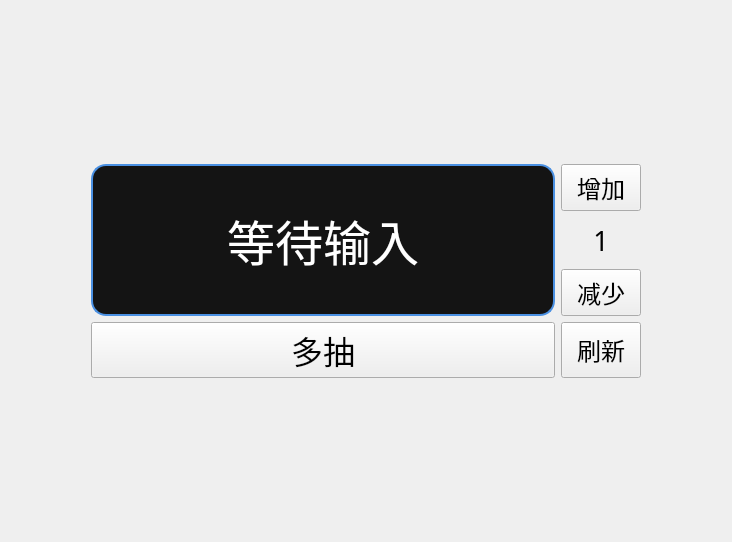
Old version of the form ui/WidgetLift.ui in the repository HQZ-OhNone/randname.
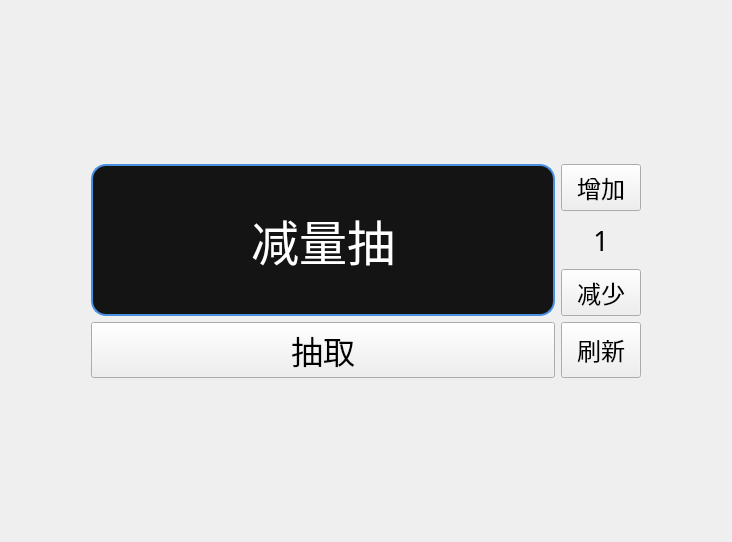
New version of the form.

Diff of the .ui file:
```diff
--- a/ui/WidgetLift.ui
+++ b/ui/WidgetLift.ui
@@ -133,7 +133,7 @@
 </string>
      </property>
      <property name="text">
-      <string>多抽</string>
+      <string>抽取</string>
      </property>
     </widget>
    </item>
@@ -201,7 +201,7 @@
 </string>
      </property>
      <property name="text">
-      <string>等待输入</string>
+      <string>减量抽</string>
      </property>
      <property name="alignment">
       <set>Qt::AlignmentFlag::AlignCenter</set>
```
